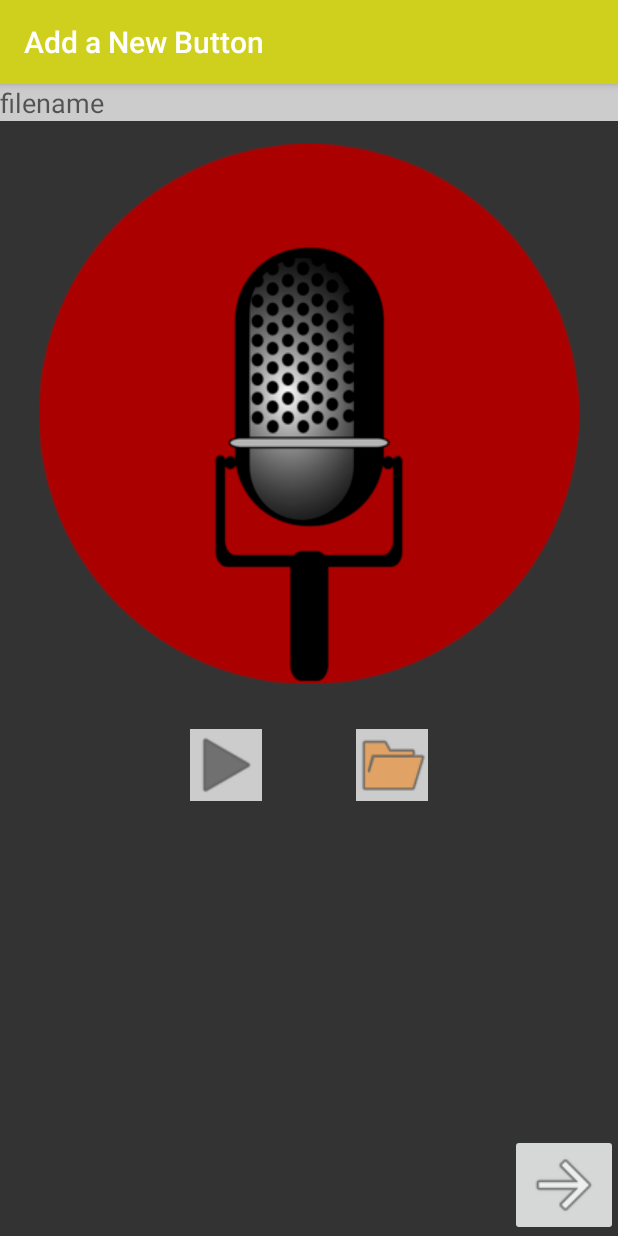
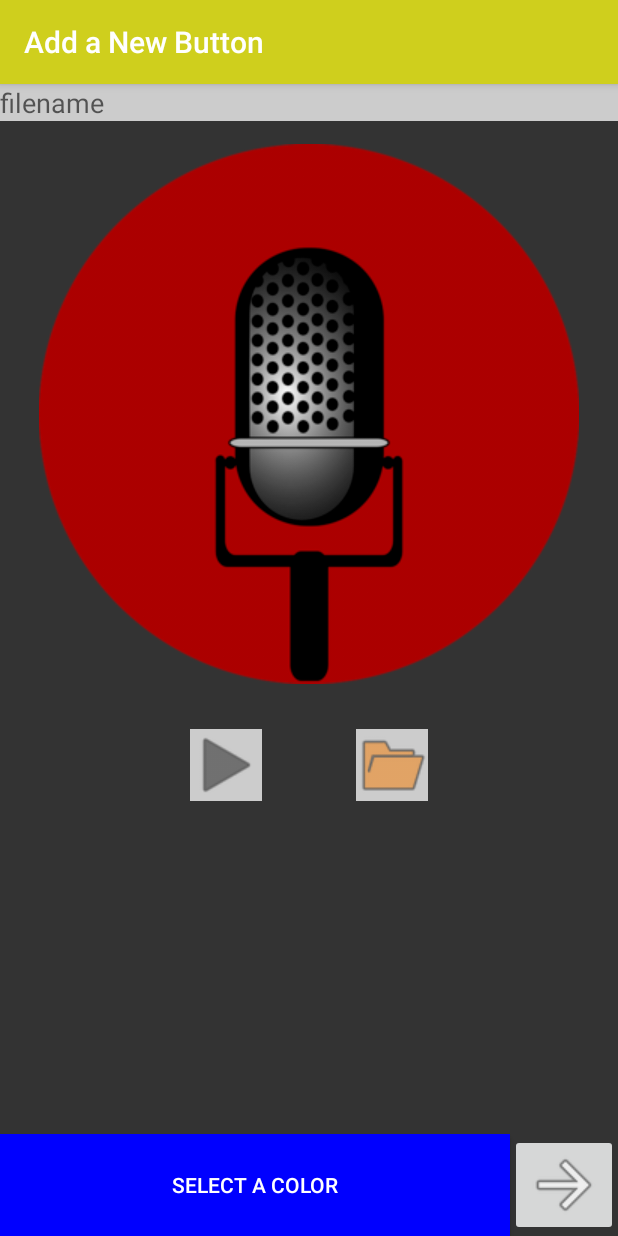
Before and after one commit to Ostinyo/Soundboard, an Android app: the NewButtonActivity screen opened directly, with no data from a screen before it, on a phone screen of 412 x 824 dp. Run offline under Robolectric (Android 15) with nearby library versions, the phone set to English and light mode, and no system bars; libraries missing offline, so code that uses them is left out: org.xdty.preference.

Commit message:
Added a ColorPicker
-You will need to run Build > clean Build
-Can now select a color

```diff
--- a/app/build.gradle
+++ b/app/build.gradle
@@ -24,6 +24,7 @@ dependencies {
     testCompile 'junit:junit:4.12'
     compile 'com.android.support:appcompat-v7:23.4.0'
     compile 'com.android.support:design:23.4.0'
+    compile 'org.xdty.preference:color-picker:0.0.4'
     compile ('com.h6ah4i.android.widget.advrecyclerview:advrecyclerview:0.9.1@aar'){
         transitive=true
     }
--- a/app/src/main/res/layout/activity_new_button.xml
+++ b/app/src/main/res/layout/activity_new_button.xml
@@ -84,14 +84,25 @@
             android:orientation="horizontal"
             android:layout_width="match_parent"
             android:layout_height="wrap_content"
-            android:gravity="right">
+            android:gravity="right"
+            android:weightSum="1">
+
+            <Button
+                android:layout_width="fill_parent"
+                android:layout_height="fill_parent"
+                android:text="@string/button_color_select_text"
+                android:id="@+id/button_color_select"
+                android:onClick="selectColor"
+                android:textColor="#ffffff"
+                android:layout_weight="1" />
 
             <ImageButton
                 android:layout_width="wrap_content"
-                android:layout_height="wrap_content"
+                android:layout_height="fill_parent"
                 android:id="@+id/new_button_done"
                 android:layout_gravity="center_horizontal"
                 android:src="@drawable/ic_menu_forward" />
+
         </LinearLayout>
     </LinearLayout>
 
--- a/app/src/main/res/values/strings.xml
+++ b/app/src/main/res/values/strings.xml
@@ -37,4 +37,7 @@
     <string name="brightness_text">Brightness: </string>
     <string name="size_text">Button Size: </string>
     <string name="orientation_text">Lock Orientation: </string>
+
+    <string name="color_picker">Select a Color!</string>
+    <string name="button_color_select_text">Select a Color</string>
 </resources>
```
Also changed, not shown: app/src/main/java/edu/ucsb/cs185/austintisor/soundboard/NewButtonActivity.java (+25 -7 lines).
